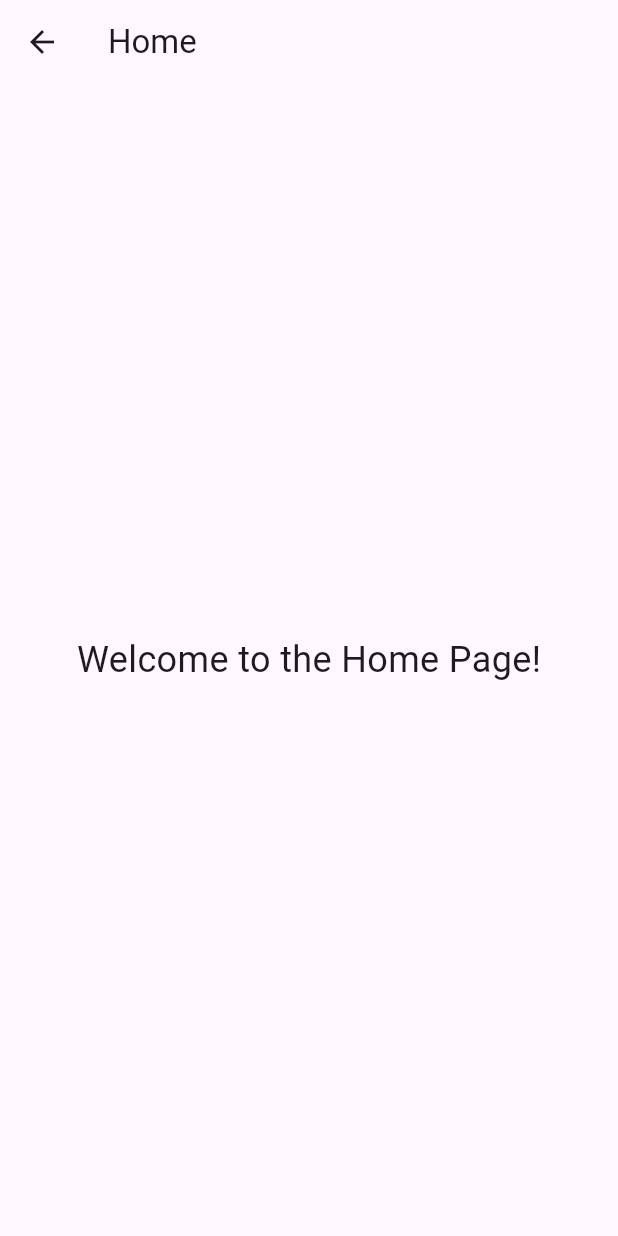
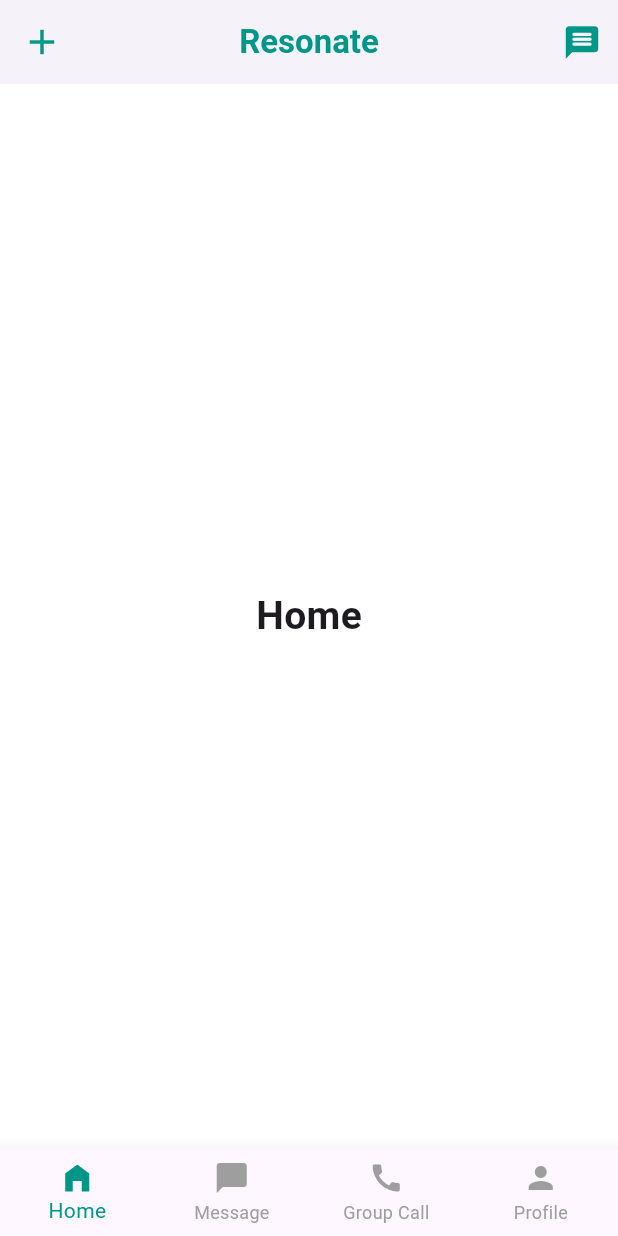
Before and after one commit to Manojarya0207/Resonate-App-Demo, a Flutter app: the HomeScreen screen opened directly, on a phone screen of 412 x 824 dp. Run offline on Flutter 3.47's test engine with Material 3 defaults, Android fonts, the phone set to English and light mode, and no system bars.

Commit message:
Home page update

```diff
--- a/lib/home_screen.dart
+++ b/lib/home_screen.dart
@@ -1,15 +1,90 @@
 import 'package:flutter/material.dart';
 
-class HomeScreen extends StatelessWidget {
+class HomeScreen extends StatefulWidget {
+  @override
+  State<HomeScreen> createState() => _HomeScreenState();
+}
+
+class _HomeScreenState extends State<HomeScreen> {
+  int currentIndex = 0;
+
+  // Pages for bottom navigation
+  final List<Widget> pages = [
+    Center(child: Text("Home", style: TextStyle(fontSize: 26, fontWeight: FontWeight.bold))),
+    Center(child: Text("Messages", style: TextStyle(fontSize: 26, fontWeight: FontWeight.bold))),
+    Center(child: Text("Group Call", style: TextStyle(fontSize: 26, fontWeight: FontWeight.bold))),
+    Center(child: Text("Profile", style: TextStyle(fontSize: 26, fontWeight: FontWeight.bold))),
+  ];
+
   @override
   Widget build(BuildContext context) {
     return Scaffold(
-      appBar: AppBar(title: Text("Home")),
-      body: Center(
-        child: Text(
-          "Welcome to the Home Page!",
-          style: TextStyle(fontSize: 24),
+      backgroundColor: Colors.white,
+
+      // ------------------------ APPBAR ------------------------
+      appBar: AppBar(
+        elevation: 2,
+        backgroundColor: Colors.white,
+        centerTitle: true,
+
+        // LEFT SIDE (+ icon)
+        leading: IconButton(
+          icon: Icon(Icons.add, color: Colors.teal, size: 28),
+          onPressed: () {},
         ),
+
+        // CENTER (App name)
+        title: Text(
+          "Resonate",
+          style: TextStyle(
+            color: Colors.teal,
+            fontWeight: FontWeight.bold,
+            fontSize: 22,
+          ),
+        ),
+
+        // RIGHT SIDE (message icon)
+        actions: [
+          IconButton(
+            icon: Icon(Icons.message_rounded, color: Colors.teal, size: 26),
+            onPressed: () {},
+          )
+        ],
+      ),
+
+      // ------------------------ MAIN BODY ------------------------
+      body: pages[currentIndex],
+
+      // ------------------------ BOTTOM NAVIGATION BAR ------------------------
+      bottomNavigationBar: BottomNavigationBar(
+        currentIndex: currentIndex,
+        onTap: (index) {
+          setState(() => currentIndex = index);
+        },
+
+        selectedItemColor: Colors.teal,
+        unselectedItemColor: Colors.grey,
+        type: BottomNavigationBarType.fixed,
+        elevation: 10,
+
+        items: [
+          BottomNavigationBarItem(
+            icon: Icon(Icons.home_filled),
+            label: "Home",
+          ),
+          BottomNavigationBarItem(
+            icon: Icon(Icons.chat_bubble_rounded),
+            label: "Message",
+          ),
+          BottomNavigationBarItem(
+            icon: Icon(Icons.call),
+            label: "Group Call",
+          ),
+          BottomNavigationBarItem(
+            icon: Icon(Icons.person),
+            label: "Profile",
+          ),
+        ],
       ),
     );
   }
```
